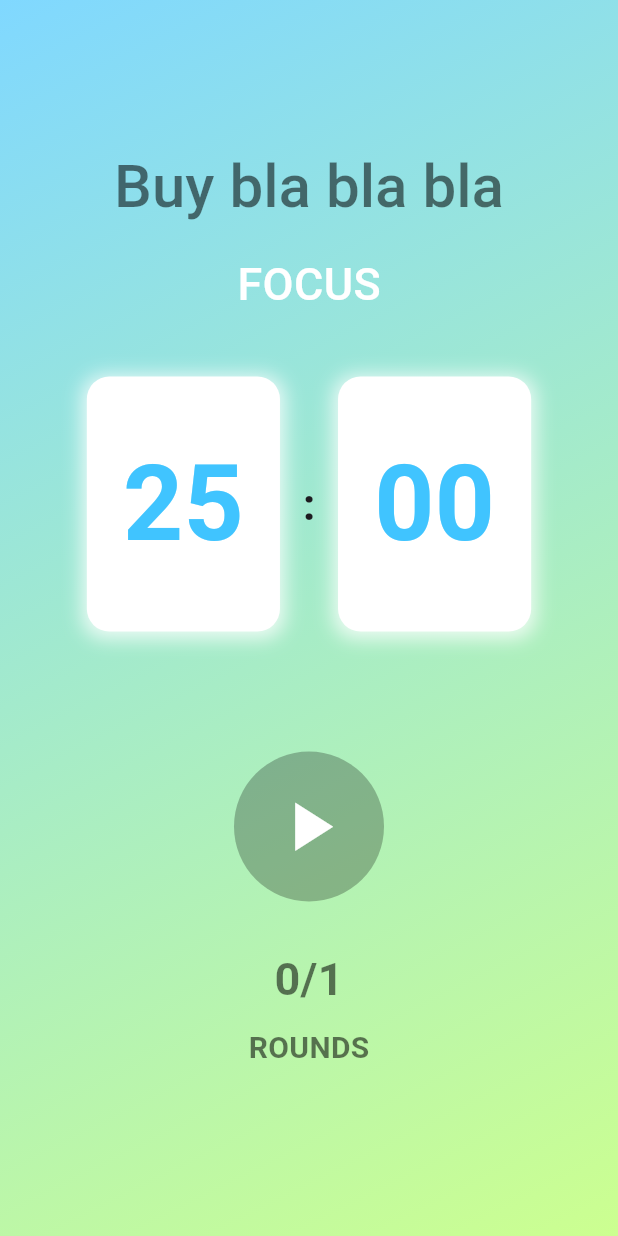
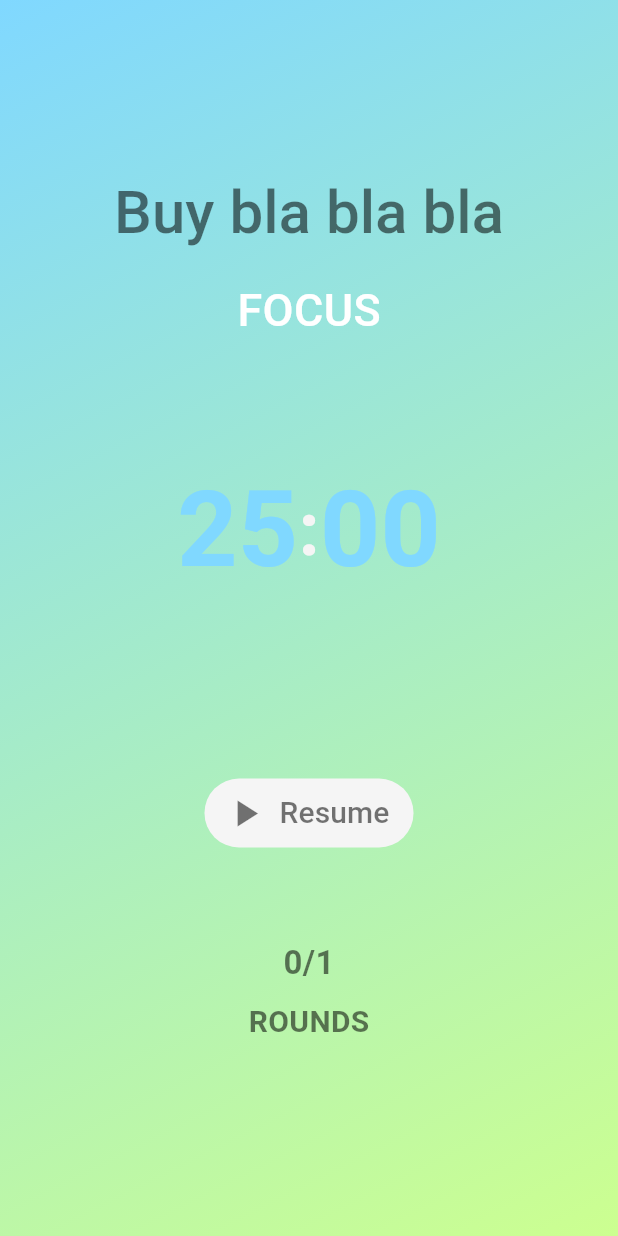
Before and after one commit to sawsanjamal/todo_pomodoro_app, a Flutter app: the screen it shows after launch, after a tap on the "play arrow" icon, on a phone screen of 412 x 824 dp. Run offline on Flutter 3.47's test engine with Material 3 defaults, Android fonts, the phone set to English and light mode, and no system bars; our stand-ins replace date_picker_timeline; missing offline and left inert: clickable_list_wheel_view.

Commit message:
adjust pomodor functionality and color scheme

```diff
--- a/lib/main.dart
+++ b/lib/main.dart
@@ -17,7 +17,7 @@ class MyApp extends StatelessWidget {
   Widget build(BuildContext context) {
     return MultiProvider(providers: [
       ChangeNotifierProvider<TaskData>(create: (context) => TaskData()),
-      ChangeNotifierProvider(create: (context) => timerservice()),
+      ChangeNotifierProvider(create: (context) => TimerService()),
     ], child: const MaterialApp(home: TaskScreen()));
   }
 }
--- a/lib/models/task.dart
+++ b/lib/models/task.dart
@@ -3,7 +3,7 @@ class Task {
   bool isDone;
   final String note;
   final int pomodoro;
-  final int minutes;
+  final double minutes;
   String date;
   Task({
     required this.name,
--- a/lib/models/task_data.dart
+++ b/lib/models/task_data.dart
@@ -46,7 +46,7 @@ class TaskData extends ChangeNotifier {
     String newTaskNote,
     String newDate,
     int newPomodoro,
-    int newMinutes,
+    double newMinutes,
   ) {
     _tasks.add(Task(
         name: newTaskTitle,
--- a/lib/models/timer_service.dart
+++ b/lib/models/timer_service.dart
@@ -2,10 +2,10 @@ import 'dart:async';
 
 import 'package:flutter/material.dart';
 
-class timerservice extends ChangeNotifier {
+class TimerService extends ChangeNotifier {
   late Timer timer;
-  double currentduration = 1500;
-  double selectedTime = 1500;
+  late double currentduration;
+  late double selectedTime;
   bool timerPlaying = false;
   int rounds = 0;
 
@@ -32,7 +32,7 @@ class timerservice extends ChangeNotifier {
   void reset() {
     timer.cancel();
     currentState = "FOCUS";
-    currentduration = selectedTime = 1500;
+    currentduration = selectedTime;
 
     timerPlaying = false;
     notifyListeners();
@@ -52,8 +52,8 @@ class timerservice extends ChangeNotifier {
       rounds++;
     } else if (currentState == "BREAK") {
       currentState = "FOCUS";
-      currentduration = 1500;
-      selectedTime = 1500;
+      currentduration;
+      selectedTime;
     } else if (currentState == "FOCUS" && rounds == 3) {
       currentState = "LONG BREAK";
       currentduration = 1500;
@@ -61,8 +61,8 @@ class timerservice extends ChangeNotifier {
       rounds++;
     } else if (currentState == "LONG BREAK") {
       currentState = "FOCUS";
-      currentduration = 1500;
-      selectedTime = 1500;
+      currentduration;
+      selectedTime;
       rounds = 0;
     }
     notifyListeners();
--- a/lib/screens/add_task_screen.dart
+++ b/lib/screens/add_task_screen.dart
@@ -40,11 +40,12 @@ class _AddTaskScreenState extends State<AddTaskScreen> {
   String newTaskTitle = "";
   String newTaskNote = '';
   int newPomodoro = 1;
-  int newMinutes = 25;
+  double newMinutes = 25;
 
   onChangedMinutes(value) {
     setState(() {
-      newMinutes = value;
+      double newValue = value.toDouble();
+      newMinutes = newValue;
     });
   }
 
--- a/lib/screens/task_screen.dart
+++ b/lib/screens/task_screen.dart
@@ -21,7 +21,6 @@ class _TaskScreenState extends State<TaskScreen> {
   void getNewDate(DateTime date) {
     setState(() {
       selectedDate = date;
-      print(selectedDate);
     });
   }
 
--- a/lib/screens/timer_screen.dart
+++ b/lib/screens/timer_screen.dart
@@ -13,7 +13,7 @@ class TimerScreen extends StatelessWidget {
       required this.taskMinutes});
   final String taskTitle;
   final int taskPomodoro;
-  final int taskMinutes;
+  final double taskMinutes;
   @override
   Widget build(BuildContext context) {
     return Scaffold(
@@ -50,9 +50,9 @@ class TimerScreen extends StatelessWidget {
             const SizedBox(
               height: 50,
             ),
-            const timeController(),
+            const TimeController(),
             const SizedBox(
-              height: 30,
+              height: 60,
             ),
             TimerProgress(totalRounds: taskPomodoro),
             const SizedBox(
--- a/lib/to-do.dart
+++ b/lib/to-do.dart
@@ -1,7 +1,8 @@
 // Tasks to accomplish
 
-// Add completed pomodoro functionality and make sure minutes & pomodoro match what was selected.
+// TODO: Add completed pomodoro functionality and make sure minutes & pomodoro match what was selected. - done
 // Add theme and unify app design
 // Save tasks somewhere instead of deleting on refresh
 // Maybe add authentication too
 // Organize tasks by date
+// fix rounds of tasks with breaks and long breaks.
--- a/lib/widgets/task_list.dart
+++ b/lib/widgets/task_list.dart
@@ -1,5 +1,5 @@
 import 'package:flutter/material.dart';
-import 'package:intl/intl.dart';
+
 import 'package:provider/provider.dart';
 import 'package:todo_app/models/task_data.dart';
 
--- a/lib/widgets/task_tile.dart
+++ b/lib/widgets/task_tile.dart
@@ -1,9 +1,10 @@
 import 'package:flutter/material.dart';
-import 'package:flutter/widgets.dart';
+import 'package:provider/provider.dart';
+import 'package:todo_app/models/timer_service.dart';
 
 import 'package:todo_app/screens/timer_screen.dart';
 
-class CustomTaskTile extends StatelessWidget {
+class CustomTaskTile extends StatefulWidget {
   const CustomTaskTile(
       {required this.isChecked,
       required this.taskTile,
@@ -16,7 +17,7 @@ class CustomTaskTile extends StatelessWidget {
       super.key});
   final bool isChecked;
   final int pomodoroSelected;
-  final int minutesSelected;
+  final double minutesSelected;
   final String selectedDate;
   final String taskNote;
   final String taskTile;
@@ -24,8 +25,16 @@ class CustomTaskTile extends StatelessWidget {
   final void Function() deleteTask;
 
   @override
+  State<CustomTaskTile> createState() => _CustomTaskTileState();
+}
+
+class _CustomTaskTileState extends State<CustomTaskTile> {
+  @override
   Widget build(BuildContext context) {
-    final int totalMinutes = pomodoroSelected * minutesSelected;
+    final provider = Provider.of<TimerService>(context);
+
+    final double totalMinutes =
+        widget.pomodoroSelected * widget.minutesSelected;
     return Padding(
         padding: const EdgeInsets.symmetric(vertical: 10.0, horizontal: 5),
         child: SizedBox(
@@ -40,20 +49,20 @@ class CustomTaskTile extends StatelessWidget {
                   Checkbox(
                       shape: RoundedRectangleBorder(
                           borderRadius: BorderRadius.circular(6)),
-                      value: isChecked,
+                      value: widget.isChecked,
                       activeColor: Colors.lightBlueAccent[400],
-                      onChanged: checkboxCallback),
+                      onChanged: widget.checkboxCallback),
                   Expanded(
                     child: Column(
                       children: [
                         Padding(
                           padding: const EdgeInsets.only(top: 15),
                           child: Text(
-                            taskTile,
+                            widget.taskTile,
                             style: TextStyle(
                                 fontSize: 18,
                                 fontWeight: FontWeight.bold,
-                                decoration: isChecked
+                                decoration: widget.isChecked
                                     ? TextDecoration.lineThrough
                                     : null),
                           ),
@@ -63,27 +72,27 @@ class CustomTaskTile extends StatelessWidget {
                         ),
                         Expanded(
                           child: Text(
-                            taskNote,
+                            widget.taskNote,
                             maxLines: 2,
                             overflow: TextOverflow.ellipsis,
                             style: TextStyle(
                                 fontSize: 14.0,
                                 color: Colors.black54,
-                                decoration: isChecked
+                                decoration: widget.isChecked
                                     ? TextDecoration.lineThrough
                                     : null),
                           ),
                         ),
                         const SizedBox(height: 10),
                         Text(
-                          '$pomodoroSelected x $minutesSelected = $totalMinutes minutes',
+                          '${widget.pomodoroSelected} x ${widget.minutesSelected} = $totalMinutes minutes',
                           style: const TextStyle(
                             fontSize: 13.0,
                             color: Colors.black,
                           ),
                         ),
                         Text(
-                          selectedDate,
+                          widget.selectedDate,
                           style: const TextStyle(
                             fontSize: 13.0,
                             color: Colors.black54,
@@ -101,18 +110,22 @@ class CustomTaskTile extends StatelessWidget {
                           size: 25,
                         ),
                         onPressed: () {
+                          setState(() {
+                            provider.currentduration =
+                                widget.minutesSelected * 60;
+                          });
                           Navigator.push(
                               context,
                               MaterialPageRoute(
                                   builder: (context) => TimerScreen(
-                                        taskMinutes: minutesSelected,
-                                        taskTitle: taskTile,
-                                        taskPomodoro: pomodoroSelected,
+                                        taskMinutes: widget.minutesSelected,
+                                        taskTitle: widget.taskTile,
+                                        taskPomodoro: widget.pomodoroSelected,
                                       )));
                         },
                       ),
                       IconButton(
-                          onPressed: deleteTask,
+                          onPressed: widget.deleteTask,
                           icon: const Icon(
                             Icons.delete,
                             size: 25,
--- a/lib/widgets/time_controller.dart
+++ b/lib/widgets/time_controller.dart
@@ -3,35 +3,44 @@ import 'package:provider/provider.dart';
 
 import 'package:todo_app/models/timer_service.dart';
 
-class timeController extends StatefulWidget {
-  const timeController({super.key});
+class TimeController extends StatefulWidget {
+  const TimeController({super.key});
 
   @override
-  State<timeController> createState() => _timeControllerState();
+  State<TimeController> createState() => TimeControllerState();
 }
 
-class _timeControllerState extends State<timeController> {
+class TimeControllerState extends State<TimeController> {
   @override
   Widget build(BuildContext context) {
-    final provider = Provider.of<timerservice>(context);
-    return Container(
-      width: 100,
-      height: 100,
-      decoration:
-          const BoxDecoration(color: Colors.black26, shape: BoxShape.circle),
-      child: Center(
-        child: IconButton(
+    final provider = Provider.of<TimerService>(context);
+    return TextButton.icon(
+      style: ButtonStyle(
+          backgroundColor: MaterialStateProperty.all(Colors.grey[100])),
       onPressed: () {
         provider.timerPlaying
-                ? Provider.of<timerservice>(context, listen: false).pause()
-                : Provider.of<timerservice>(context, listen: false).start();
+            ? Provider.of<TimerService>(context, listen: false).pause()
+            : Provider.of<TimerService>(context, listen: false).start();
       },
       icon: provider.timerPlaying
-              ? const Icon(Icons.pause)
-              : const Icon(Icons.play_arrow_sharp),
-          iconSize: 55,
-          color: Colors.white,
+          ? const Icon(
+              Icons.pause,
+              size: 30,
+              color: Colors.black54,
+            )
+          : const Icon(
+              Icons.play_arrow_sharp,
+              size: 30,
+              color: Colors.black54,
             ),
+      label: provider.timerPlaying
+          ? const Text(
+              'Pause',
+              style: TextStyle(fontSize: 20, color: Colors.black54),
+            )
+          : const Text(
+              'Resume',
+              style: TextStyle(fontSize: 20, color: Colors.black54),
             ),
     );
   }
--- a/lib/widgets/timer_card.dart
+++ b/lib/widgets/timer_card.dart
@@ -3,12 +3,15 @@ import 'package:provider/provider.dart';
 import 'package:todo_app/models/timer_service.dart';
 
 class TimerCard extends StatelessWidget {
-  const TimerCard({super.key, required this.taskMinutes});
-  final int taskMinutes;
+  const TimerCard({
+    super.key,
+    required this.taskMinutes,
+  });
+  final double taskMinutes;
+
   @override
   Widget build(BuildContext context) {
-    final provider = Provider.of<timerservice>(context);
-
+    final provider = Provider.of<TimerService>(context);
     return Column(
       children: [
         Text(
@@ -23,56 +26,27 @@ class TimerCard extends StatelessWidget {
           mainAxisAlignment: MainAxisAlignment.center,
           children: [
             Container(
-              width: MediaQuery.of(context).size.width / 3.2,
                 height: 170,
                 decoration: BoxDecoration(
-                  color: Colors.white,
-                  borderRadius: BorderRadiusDirectional.circular(15),
-                  boxShadow: [
-                    BoxShadow(
-                        blurRadius: 10,
-                        color: Colors.white.withOpacity(0.8),
-                        spreadRadius: 3,
-                        offset: const Offset(0, 2)),
-                  ]),
-              child: Center(
-                child: Text(
+                  color: Colors.black.withOpacity(0),
+                ),
+                child: Row(
+                  children: [
+                    Text(
                       (provider.currentduration ~/ 60).toString(),
-                  style: const TextStyle(
-                      color: Colors.lightBlueAccent,
+                      style: TextStyle(
+                          color: renderColor(provider.currentState),
                           fontSize: 70,
                           fontWeight: FontWeight.bold),
                     ),
-              ),
-            ),
-            const SizedBox(
-              width: 15,
-            ),
-            const Text(
+                    Text(
                       ':',
                       style: TextStyle(
-                fontSize: 30,
+                          fontSize: 50,
                           fontWeight: FontWeight.bold,
+                          color: Colors.grey[100]!),
                     ),
-            ),
-            const SizedBox(
-              width: 15,
-            ),
-            Container(
-              width: MediaQuery.of(context).size.width / 3.2,
-              height: 170,
-              decoration: BoxDecoration(
-                  color: Colors.white,
-                  borderRadius: BorderRadiusDirectional.circular(15),
-                  boxShadow: [
-                    BoxShadow(
-                        blurRadius: 10,
-                        color: Colors.white.withOpacity(0.8),
-                        spreadRadius: 3,
-                        offset: const Offset(0, 2)),
-                  ]),
-              child: Center(
-                child: Text(
+                    Text(
                       (provider.currentduration % 60) == 0
                           ? "${(provider.currentduration % 60).round()}0"
                           : (provider.currentduration % 60).round().toString(),
@@ -81,8 +55,8 @@ class TimerCard extends StatelessWidget {
                           fontSize: 70,
                           fontWeight: FontWeight.bold),
                     ),
-              ),
-            ),
+                  ],
+                )),
           ],
         )
       ],
@@ -92,8 +66,8 @@ class TimerCard extends StatelessWidget {
 
 Color renderColor(String currentState) {
   if (currentState == "FOCUS") {
-    return Colors.lightBlueAccent;
+    return Colors.lightBlueAccent[100]!;
   } else {
-    return Colors.lightGreenAccent;
+    return Colors.lightGreenAccent[100]!;
   }
 }
--- a/lib/widgets/timer_progress.dart
+++ b/lib/widgets/timer_progress.dart
@@ -8,7 +8,7 @@ class TimerProgress extends StatelessWidget {
   final int totalRounds;
   @override
   Widget build(BuildContext context) {
-    final provider = Provider.of<timerservice>(context);
+    final provider = Provider.of<TimerService>(context);
     return Column(
       children: [
         Row(
@@ -17,7 +17,7 @@ class TimerProgress extends StatelessWidget {
             Text(
               "${provider.rounds}/$totalRounds",
               style: const TextStyle(
-                  fontSize: 30,
+                  fontSize: 22,
                   fontWeight: FontWeight.w700,
                   color: Colors.black54),
             ),
```
Also changed, not shown: lib/screens/login_screen.dart (+12 -5 lines), lib/screens/sign_up_screen.dart (+17 -8 lines). Lines whose indentation alone changed are shown as unchanged.
